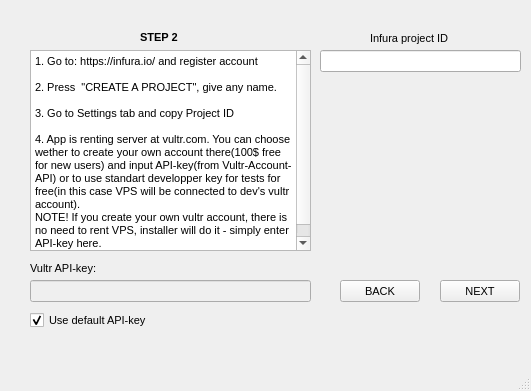
Old version of the form ui/Step_2.ui in the repository sk123sk/Keep_nodes.
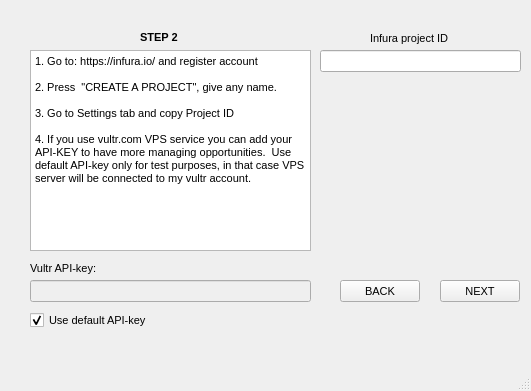
New version of the form. Icons and pictures are not drawn.

```diff
--- a/ui/Step_2.ui
+++ b/ui/Step_2.ui
@@ -126,8 +126,7 @@
 
 3. Go to Settings tab and copy Project ID 
 
-4. App is renting server at vultr.com. You can choose wether to create your own account there(100$ free for new users) and input API-key(from Vultr-Account-API) or to use standart developper key for tests for free(in this case VPS will be connected to dev's vultr account).
-NOTE! If you create your own vultr account, there is no need to rent VPS, installer will do it - simply enter API-key here.</string>
+4. If you use vultr.com VPS service you can add your API-KEY to have more managing opportunities.  Use default API-key only for test purposes, in that case VPS server will be connected to my vultr account.</string>
     </property>
    </widget>
    <widget class="QLabel" name="label">
```
